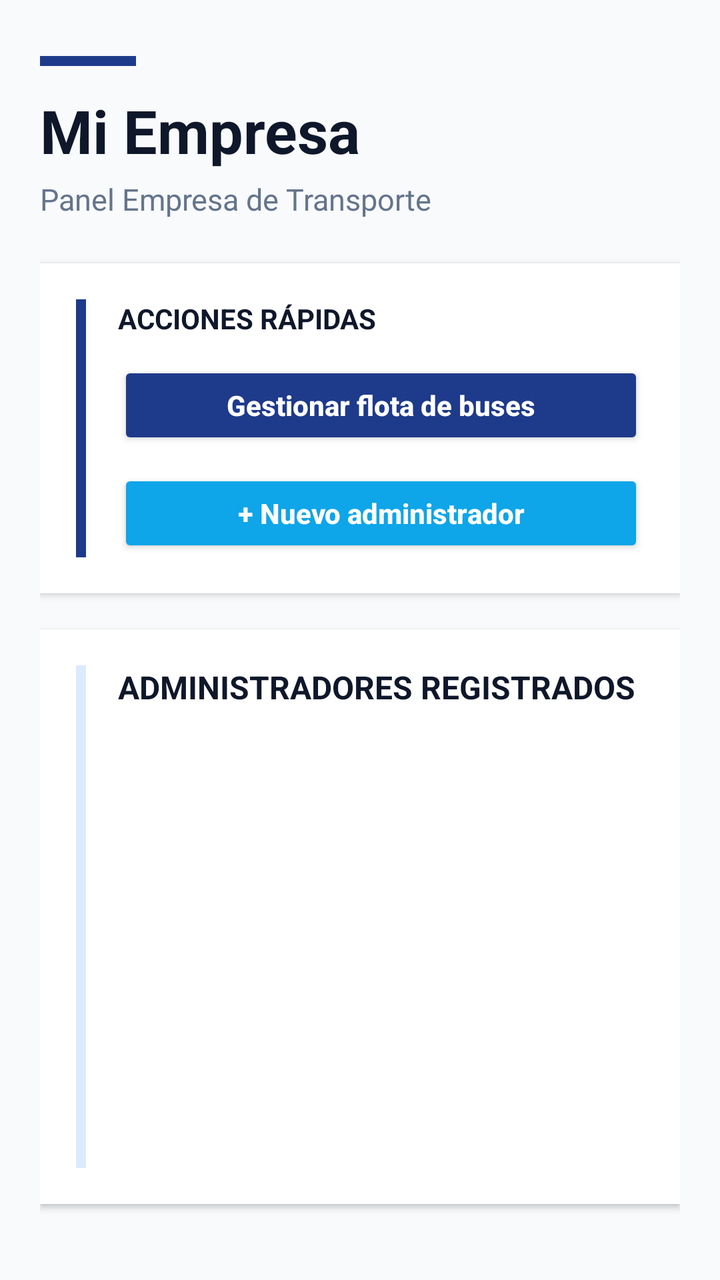
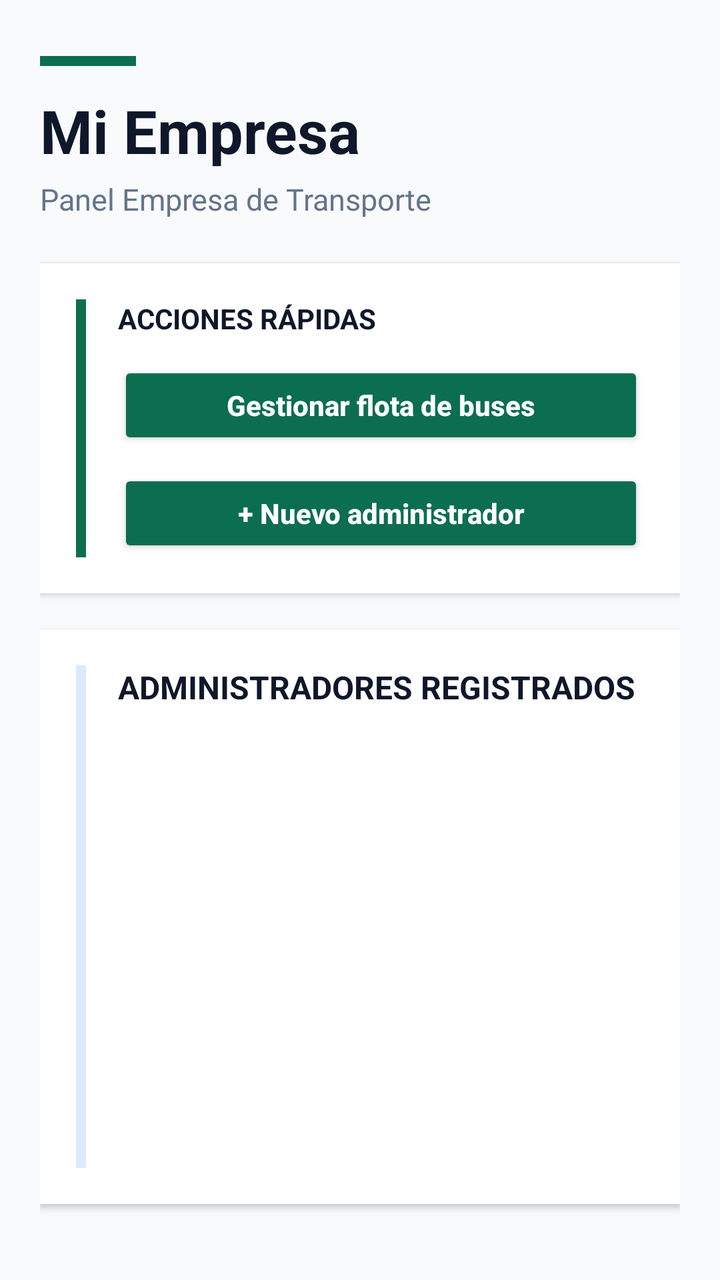

Two renders of the same Android screen: before a commit and after it. Below are the layout's source before the change and the commit's diff.
<!-- AndroidManifest.xml: application theme Theme.Copia1APP -->
<!-- res/layout/activity_home_empresa.xml -->
<?xml version="1.0" encoding="utf-8"?>
<LinearLayout
    xmlns:android="http://schemas.android.com/apk/res/android"
    android:layout_width="match_parent"
    android:layout_height="match_parent"
    android:orientation="vertical"
    android:background="@color/background"
    android:paddingStart="20dp"
    android:paddingEnd="20dp"
    android:paddingTop="28dp"
    android:paddingBottom="20dp">

    
    <View
        android:layout_width="48dp"
        android:layout_height="5dp"
        android:background="@color/primary"
        android:layout_marginBottom="12dp" />

    <TextView
        android:id="@+id/tvNombreEmpresa"
        android:layout_width="match_parent"
        android:layout_height="wrap_content"
        android:text="Mi Empresa"
        android:textSize="30sp"
        android:textStyle="bold"
        android:textColor="@color/text_primary"
        android:layout_marginBottom="4dp" />

    <TextView
        android:layout_width="match_parent"
        android:layout_height="wrap_content"
        android:text="Panel Empresa de Transporte"
        android:textSize="15sp"
        android:textColor="@color/text_secondary"
        android:layout_marginBottom="22dp" />

    
    <ProgressBar
        android:id="@+id/progressBarEmpresa"
        android:layout_width="wrap_content"
        android:layout_height="wrap_content"
        android:layout_gravity="center_horizontal"
        android:indeterminateTint="@color/primary"
        android:visibility="gone"
        android:layout_marginBottom="14dp" />

    
    <LinearLayout
        android:layout_width="match_parent"
        android:layout_height="wrap_content"
        android:orientation="horizontal"
        android:background="@color/surface"
        android:padding="18dp"
        android:layout_marginBottom="18dp"
        android:elevation="2dp">

        <View
            android:layout_width="5dp"
            android:layout_height="match_parent"
            android:background="@color/primary"
            android:layout_marginEnd="16dp" />

        <LinearLayout
            android:layout_width="0dp"
            android:layout_height="wrap_content"
            android:layout_weight="1"
            android:orientation="vertical">

            <TextView
                android:layout_width="wrap_content"
                android:layout_height="wrap_content"
                android:text="ACCIONES RÁPIDAS"
                android:textSize="14sp"
                android:textStyle="bold"
                android:textColor="@color/text_primary"
                android:layout_marginBottom="12dp" />

            <Button
                android:id="@+id/btnGestionarFlota"
                android:layout_width="match_parent"
                android:layout_height="44dp"
                android:text="Gestionar flota de buses"
                android:textAllCaps="false"
                android:textStyle="bold"
                android:textColor="@color/text_white"
                android:backgroundTint="@color/primary"
                android:layout_marginBottom="10dp" />

            <Button
                android:id="@+id/btnAgregarAdmin"
                android:layout_width="match_parent"
                android:layout_height="44dp"
                android:text="+ Nuevo administrador"
                android:textAllCaps="false"
                android:textStyle="bold"
                android:textColor="@color/text_white"
                android:backgroundTint="@color/secondary" />
        </LinearLayout>
    </LinearLayout>

    
    <LinearLayout
        android:layout_width="match_parent"
        android:layout_height="wrap_content"
        android:orientation="horizontal"
        android:background="@color/surface"
        android:padding="18dp"
        android:layout_marginBottom="18dp"
        android:elevation="2dp">

        <View
            android:layout_width="5dp"
            android:layout_height="match_parent"
            android:background="@color/primary_light"
            android:layout_marginEnd="16dp" />

        <LinearLayout
            android:layout_width="0dp"
            android:layout_height="wrap_content"
            android:layout_weight="1"
            android:orientation="vertical">

            <TextView
                android:layout_width="match_parent"
                android:layout_height="wrap_content"
                android:text="ADMINISTRADORES REGISTRADOS"
                android:textSize="16sp"
                android:textStyle="bold"
                android:textColor="@color/text_primary"
                android:layout_marginBottom="10dp" />

            <androidx.recyclerview.widget.RecyclerView
                android:id="@+id/rvAdminsEmpresa"
                android:layout_width="match_parent"
                android:layout_height="300dp"
                android:clipToPadding="false"
                android:paddingBottom="8dp" />
        </LinearLayout>
    </LinearLayout>

    
    <Button
        android:id="@+id/btnCerrarSesionEmpresa"
        android:layout_width="match_parent"
        android:layout_height="44dp"
        android:text="Cerrar sesión"
        android:textAllCaps="false"
        android:textStyle="bold"
        android:textColor="@color/primary"
        android:backgroundTint="@color/surface"
        android:layout_marginTop="10dp" />

</LinearLayout>
<!-- resources referenced by this layout -->
<resources>
  <color name="background">#F8FAFC</color>
  <color name="primary">#1E3A8A</color>
  <color name="primary_light">#DBEAFE</color>
  <color name="secondary">#0EA5E9</color>
  <color name="surface">#FFFFFF</color>
  <color name="text_primary">#0F172A</color>
  <color name="text_secondary">#64748B</color>
  <color name="text_white">#FFFFFF</color>
  <style name="Theme.Copia1APP" parent="Base.Theme.Copia1APP" />
  <style name="Base.Theme.Copia1APP" parent="Theme.AppCompat.Light">
          
          
      </style>
</resources>

<!-- the commit's change to res/layout/activity_home_empresa.xml (unified diff, before → after) -->
@@ -14,7 +14,7 @@
     <View
         android:layout_width="48dp"
         android:layout_height="5dp"
-        android:background="@color/primary"
+        android:background="@color/role_company_primary"
         android:layout_marginBottom="12dp" />
 
     <TextView
@@ -41,7 +41,7 @@
         android:layout_width="wrap_content"
         android:layout_height="wrap_content"
         android:layout_gravity="center_horizontal"
-        android:indeterminateTint="@color/primary"
+        android:indeterminateTint="@color/role_company_primary"
         android:visibility="gone"
         android:layout_marginBottom="14dp" />
 
@@ -58,7 +58,7 @@
         <View
             android:layout_width="5dp"
             android:layout_height="match_parent"
-            android:background="@color/primary"
+            android:background="@color/role_company_primary"
             android:layout_marginEnd="16dp" />
 
         <LinearLayout
@@ -84,7 +84,7 @@
                 android:textAllCaps="false"
                 android:textStyle="bold"
                 android:textColor="@color/text_white"
-                android:backgroundTint="@color/primary"
+                android:backgroundTint="@color/role_company_primary"
                 android:layout_marginBottom="10dp" />
 
             <Button
@@ -95,7 +95,7 @@
                 android:textAllCaps="false"
                 android:textStyle="bold"
                 android:textColor="@color/text_white"
-                android:backgroundTint="@color/secondary" />
+                android:backgroundTint="@color/role_company_primary" />
         </LinearLayout>
     </LinearLayout>
 
@@ -147,7 +147,7 @@
         android:text="Cerrar sesión"
         android:textAllCaps="false"
         android:textStyle="bold"
-        android:textColor="@color/primary"
+        android:textColor="@color/role_company_primary"
         android:backgroundTint="@color/surface"
         android:layout_marginTop="10dp" />
 
<!-- resource entries referenced after the edit -->
@@ -1,9 +1,8 @@
 <!-- resources referenced by this layout -->
 <resources>
   <color name="background">#F8FAFC</color>
-  <color name="primary">#1E3A8A</color>
   <color name="primary_light">#DBEAFE</color>
-  <color name="secondary">#0EA5E9</color>
+  <color name="role_company_primary">#0B6E4F</color>
   <color name="surface">#FFFFFF</color>
   <color name="text_primary">#0F172A</color>
   <color name="text_secondary">#64748B</color>
